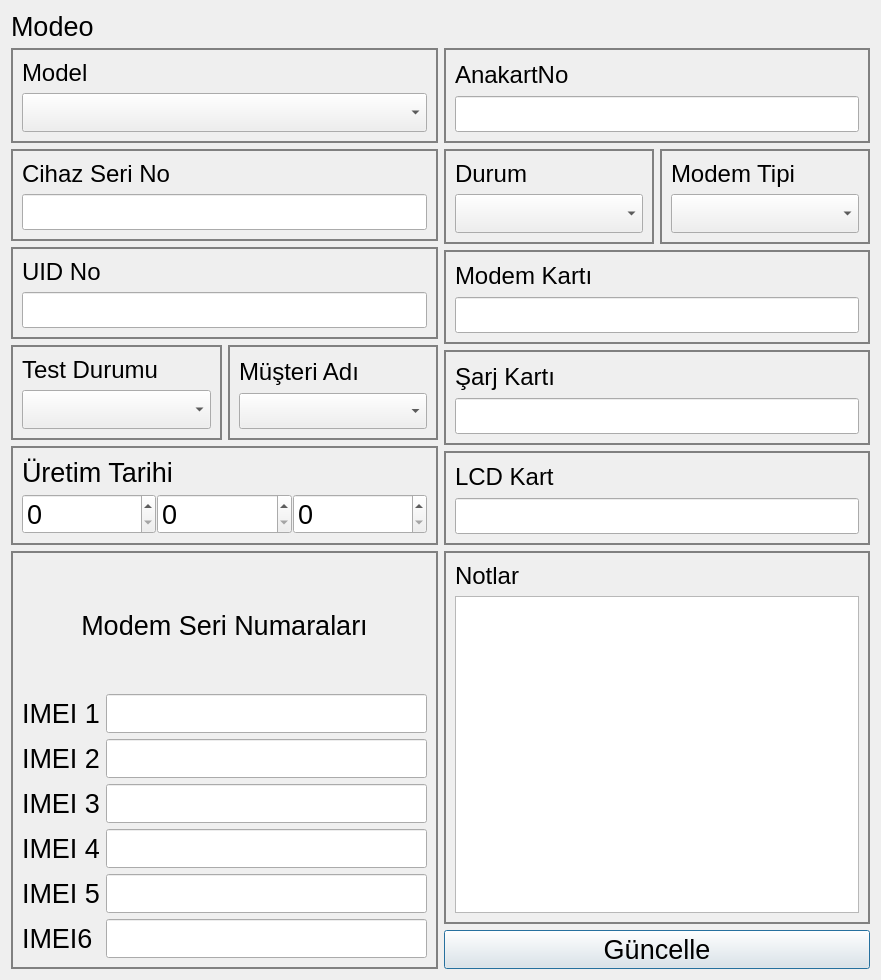
First picture: the form in src/informationdialog.ui, repository yunusemrecinar/QT5-cihaz-kimlik-teknik-servis, before the edit.
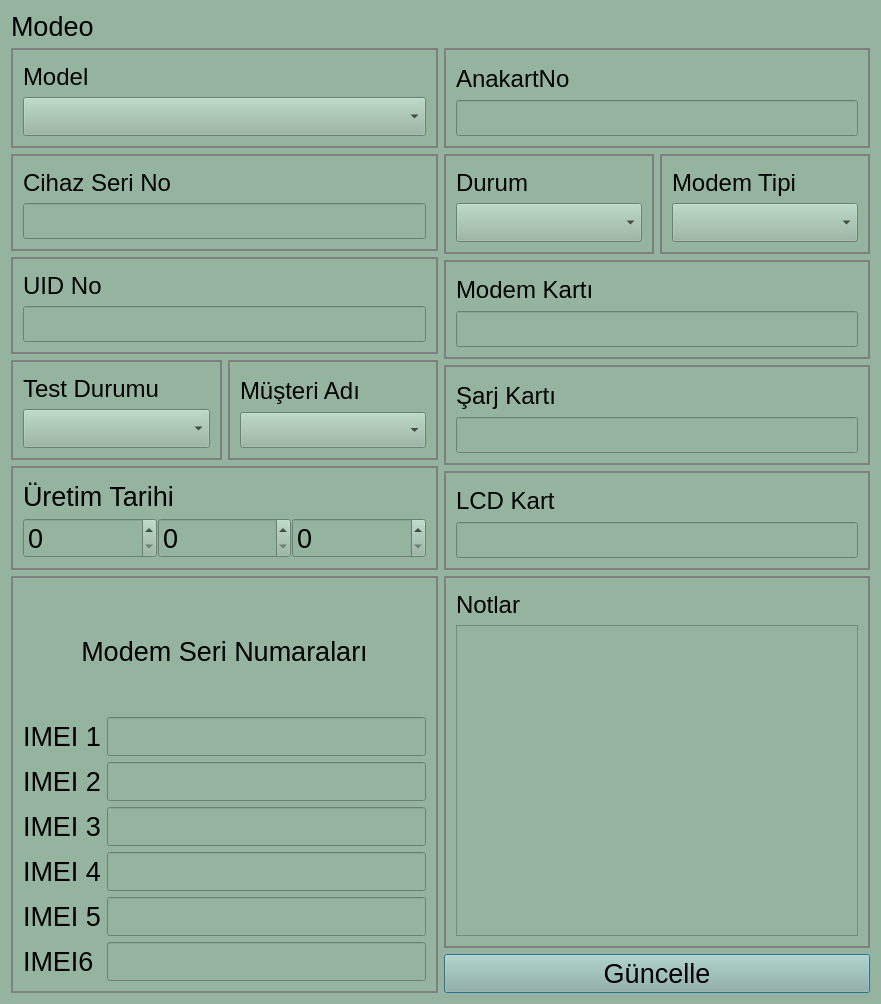
Second picture: the form after the edit.

What changed in the file:
```diff
--- a/src/informationdialog.ui
+++ b/src/informationdialog.ui
@@ -7,7 +7,7 @@
     <x>0</x>
     <y>0</y>
     <width>881</width>
-    <height>980</height>
+    <height>1004</height>
    </rect>
   </property>
   <property name="font">
@@ -18,6 +18,11 @@
   <property name="windowTitle">
    <string>Dialog</string>
   </property>
+  <property name="styleSheet">
+   <string notr="true">QWidget {
+  background-color: #94B49F ;
+}</string>
+  </property>
   <layout class="QVBoxLayout" name="verticalLayout">
    <item>
     <layout class="QVBoxLayout" name="verticalLayout_17">
```
